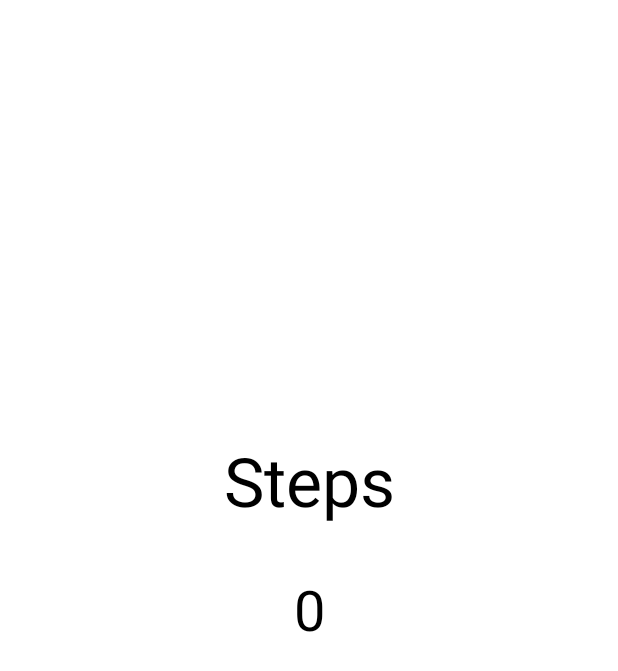
After one commit to zombie23991/MiniMochis, an Android app: the layout layout_podometro.xml on its own in the app's theme, with its tools: preview values and no code run, on a phone screen of 412 x 824 dp. The commit adds this screen. Shown: the top 671 px of the screen. Run offline under Robolectric (Android 15) with nearby library versions, the phone set to English and light mode, and no system bars.

Commit message:
commit map

```diff
--- a/app/src/main/AndroidManifest.xml
+++ b/app/src/main/AndroidManifest.xml
@@ -2,12 +2,14 @@
 <manifest xmlns:android="http://schemas.android.com/apk/res/android"
     package="com.example.minimochis">
 
+    <uses-permission android:name="android.permission.ACCESS_COARSE_LOCATION" />
+    <uses-permission android:name="android.permission.ACCESS_COARSE_LOCATION" />
     <uses-permission android:name="android.permission.INTERNET" />
     <uses-permission android:name="android.permission.ACCESS_FINE_LOCATION" />
     <uses-permission android:name="android.hardware.location.gps" />
     <uses-permission android:name="android.permission.ACCESS_NETWORK STATE" />
     <uses-permission android:name="android.permission. INTERNET" />
-
+    <uses-permission android:name="android.permission.ACTIVITY_RECOGNITION"/>
     <application
         android:allowBackup="true"
         android:icon="@mipmap/ic_launcher"
--- a/app/src/main/java/com/example/minimochis/MapsFragment.java
+++ b/app/src/main/java/com/example/minimochis/MapsFragment.java
@@ -4,6 +4,7 @@ import androidx.annotation.NonNull;
 import androidx.annotation.Nullable;
 import androidx.fragment.app.Fragment;
 
+import android.annotation.SuppressLint;
 import android.app.Activity;
 import android.os.Bundle;
 import android.view.LayoutInflater;
@@ -45,6 +46,7 @@ public class MapsFragment extends Fragment {
          * install it inside the SupportMapFragment. This method will only be triggered once the
          * user has installed Google Play services and returned to the app.
          */
+        @SuppressLint("MissingPermission")
         @Override
         public void onMapReady(GoogleMap googleMap) {
             mMap = googleMap;
--- a/app/src/main/java/com/example/minimochis/ui/main/SectionsPagerAdapter.java
+++ b/app/src/main/java/com/example/minimochis/ui/main/SectionsPagerAdapter.java
@@ -12,6 +12,7 @@ import com.example.minimochis.Chat;
 import com.example.minimochis.Home;
 import com.example.minimochis.Jocs;
 import com.example.minimochis.MapsFragment;
+import com.example.minimochis.Podometer;
 import com.example.minimochis.R;
 
 /**
@@ -37,7 +38,7 @@ public class SectionsPagerAdapter extends FragmentPagerAdapter {
                 fragment = new Home();
                 break;
             case 1:
-                fragment = new MapsFragment();
+                fragment = new Podometer();
                 break;
             case 2:
                 fragment = new Jocs();
--- /dev/null
+++ b/app/src/main/res/layout/layout_podometro.xml
@@ -0,0 +1,41 @@
+<?xml version="1.0" encoding="utf-8"?>
+<androidx.constraintlayout.widget.ConstraintLayout
+    xmlns:android="http://schemas.android.com/apk/res/android"
+    xmlns:app="http://schemas.android.com/apk/res-auto"
+    xmlns:tools="http://schemas.android.com/tools"
+    android:layout_width="match_parent"
+    android:layout_height="match_parent"
+    tools:context=".MainActivity">
+
+    <!--Text View for the "Steps" displayed-->
+    <TextView
+        android:id="@+id/steps"
+        android:layout_width="wrap_content"
+        android:layout_height="wrap_content"
+        android:layout_marginEnd="8dp"
+        android:layout_marginStart="8dp"
+        android:layout_marginTop="290dp"
+        android:text="Steps"
+        android:textSize="45sp"
+        android:textColor="@color/black"
+        app:layout_constraintEnd_toEndOf="parent"
+        app:layout_constraintStart_toStartOf="parent"
+        app:layout_constraintTop_toTopOf="parent" />
+
+    <!--Text View for the step count-->
+    <TextView
+        android:id="@+id/tv_stepsTaken"
+        android:layout_width="wrap_content"
+        android:layout_height="wrap_content"
+        android:layout_marginEnd="8dp"
+        android:layout_marginStart="8dp"
+        android:layout_marginTop="30dp"
+        android:text="0"
+        android:textSize="37sp"
+        android:textColor="@color/black"
+        app:layout_constraintEnd_toEndOf="parent"
+        app:layout_constraintStart_toStartOf="parent"
+        app:layout_constraintTop_toBottomOf="@+id/steps" />
+
+
+</androidx.constraintlayout.widget.ConstraintLayout>
```
Also changed, not shown: app/src/main/java/com/example/minimochis/Podometer.java (added, +94 -0 lines).
